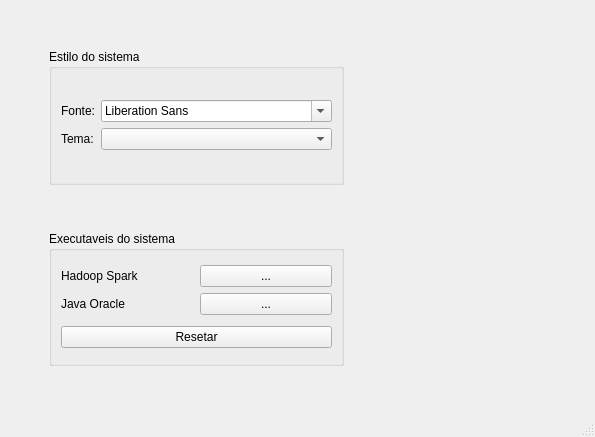
Old version of the form layouts/config.ui in the repository rodriguesmsb/pyBIS.
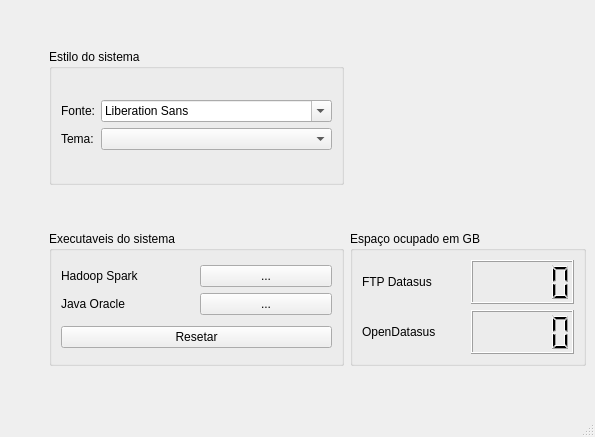
New version of the form. Icons and pictures are not drawn.

Commit message: mudança de layout

Patch:
```diff
--- a/layouts/config.ui
+++ b/layouts/config.ui
@@ -193,6 +193,39 @@
       </property>
      </spacer>
     </item>
+    <item row="3" column="3">
+     <widget class="QGroupBox" name="groupBox_3">
+      <property name="title">
+       <string>Espaço ocupado em GB</string>
+      </property>
+      <layout class="QGridLayout" name="gridLayout_3">
+       <item row="0" column="0">
+        <layout class="QGridLayout" name="gridLayout_2">
+         <item row="0" column="1">
+          <widget class="QLCDNumber" name="lcdNumber"/>
+         </item>
+         <item row="0" column="0">
+          <widget class="QLabel" name="label">
+           <property name="text">
+            <string>FTP Datasus</string>
+           </property>
+          </widget>
+         </item>
+         <item row="1" column="0">
+          <widget class="QLabel" name="label_2">
+           <property name="text">
+            <string>OpenDatasus</string>
+           </property>
+          </widget>
+         </item>
+         <item row="1" column="1">
+          <widget class="QLCDNumber" name="lcdNumber_2"/>
+         </item>
+        </layout>
+       </item>
+      </layout>
+     </widget>
+    </item>
    </layout>
   </widget>
   <widget class="QStatusBar" name="statusbar"/>
```
Left out of the diff: 50 changed lines with no effect on the pictures.
